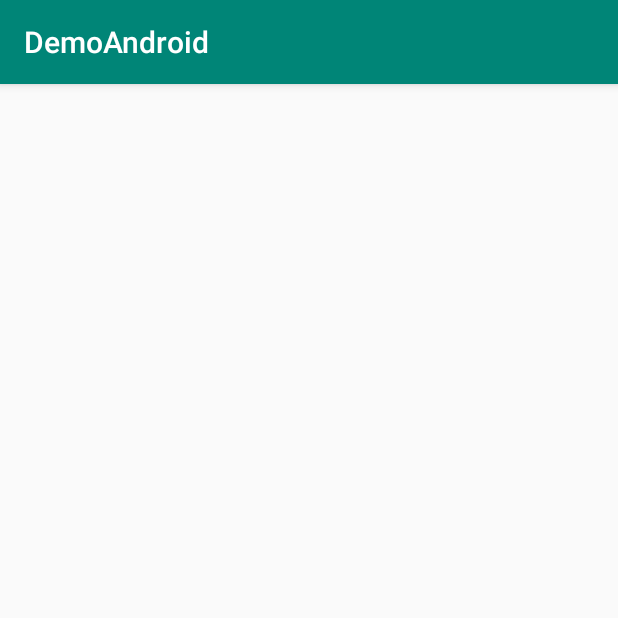
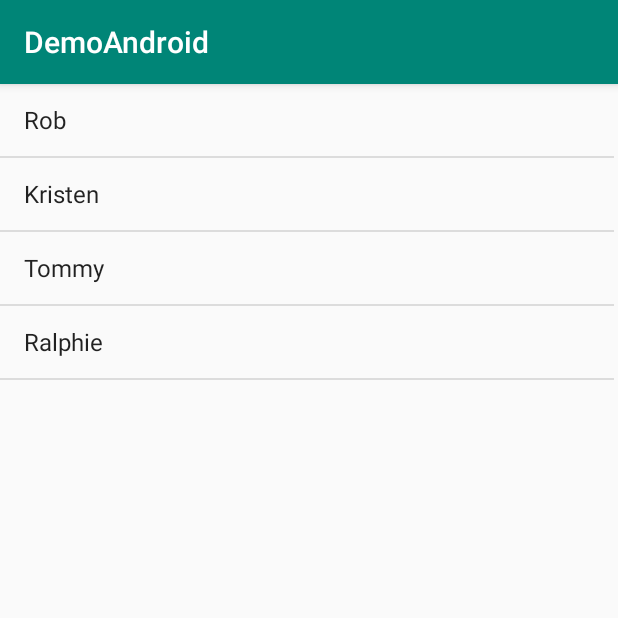
Before and after one commit to MarcinSemkowski/Java_U_Android_Intro, an Android app: the screen it shows after launch (MainActivity), on a phone screen of 412 x 824 dp, the top half of it. Run offline under Robolectric (Android 15) with nearby library versions, the phone set to English and light mode, and no system bars.

Commit message:
List Views Demo #2

```diff
--- a/app/src/main/java/DemoAndroid/com/MainActivity.java
+++ b/app/src/main/java/DemoAndroid/com/MainActivity.java
@@ -4,6 +4,13 @@ import androidx.appcompat.app.AppCompatActivity;
 
 
 import android.os.Bundle;
+import android.util.Log;
+import android.view.View;
+import android.widget.AdapterView;
+import android.widget.ArrayAdapter;
+import android.widget.ListView;
+
+import java.util.ArrayList;
 
 public class MainActivity extends AppCompatActivity {
 
@@ -13,6 +20,25 @@ public class MainActivity extends AppCompatActivity {
         super.onCreate(savedInstanceState);
         setContentView(R.layout.activity_main);
 
+        ListView listView = findViewById(R.id.myListView);
+
+        ArrayList<String> myFamily = new ArrayList();
+        myFamily.add("Rob");
+        myFamily.add("Kristen");
+        myFamily.add("Tommy");
+        myFamily.add("Ralphie");
+
+        ArrayAdapter<String> arrayAdapter = new ArrayAdapter<>(this,android.R.layout.simple_list_item_1,myFamily);
+        listView.setAdapter(arrayAdapter);
+
+        listView.setOnItemClickListener(
+
+                (parent, view, position, id) -> {
+                    Log.i("Person tapped: " , myFamily.get(position));
+
+                }
+
+        );
 
     }
 }
```
